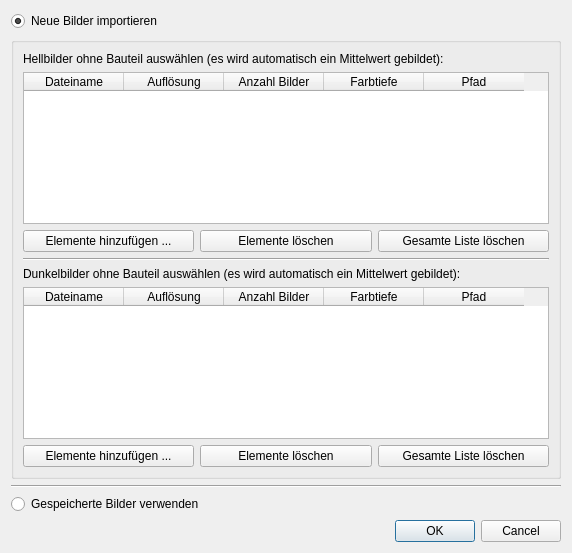
This is main/resources/base/flatFieldKorrektur.ui in TrandyAndy/Bad-Pixel as Qt 5 draws it before an edit. The edited form follows.
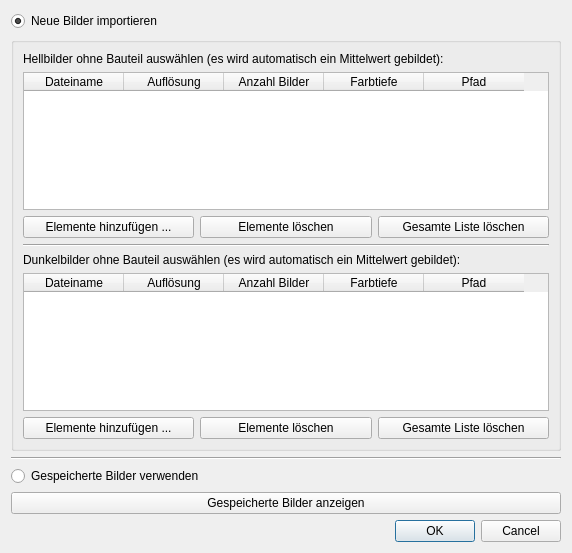
This is the edited form.

Commit message: FFK kann man jetzt auch speichern und laden, Vorschau Button für FFK eingefügt

The edit to the form file:
```diff
--- a/main/resources/base/flatFieldKorrektur.ui
+++ b/main/resources/base/flatFieldKorrektur.ui
@@ -188,6 +188,13 @@
      </property>
     </widget>
    </item>
+   <item>
+    <widget class="QPushButton" name="pushButtonGespeicherteBilder">
+     <property name="text">
+      <string>Gespeicherte Bilder anzeigen</string>
+     </property>
+    </widget>
+   </item>
    <item>
     <widget class="QDialogButtonBox" name="buttonBox">
      <property name="orientation">
```
The commit also changes 2 other files.
